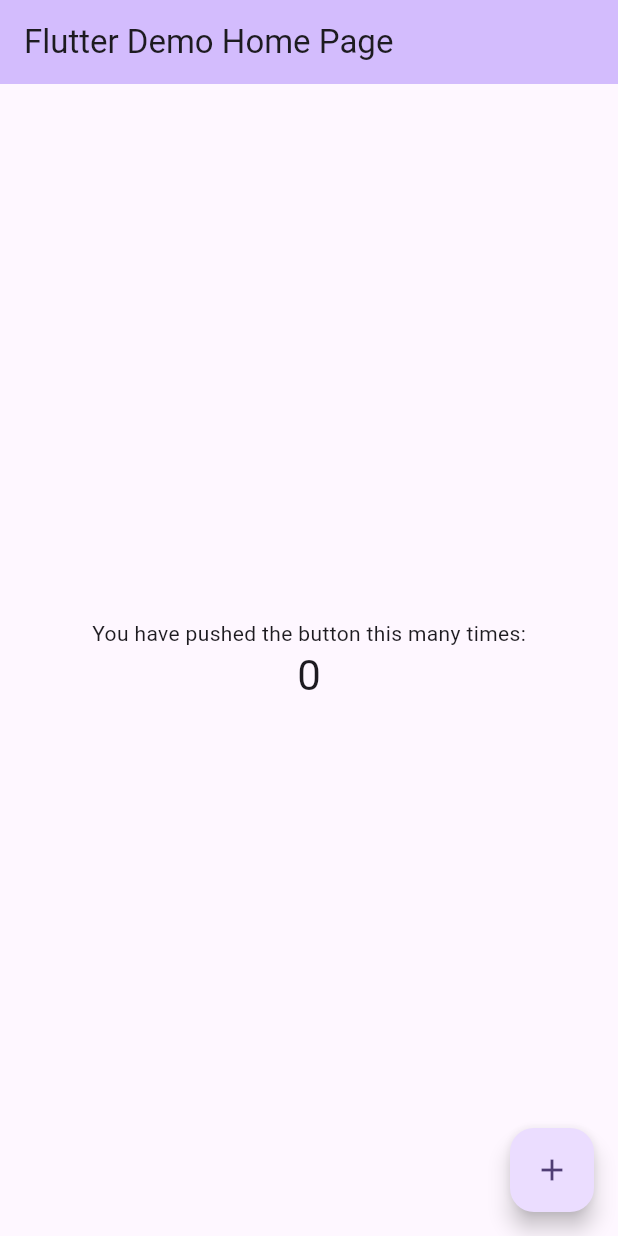
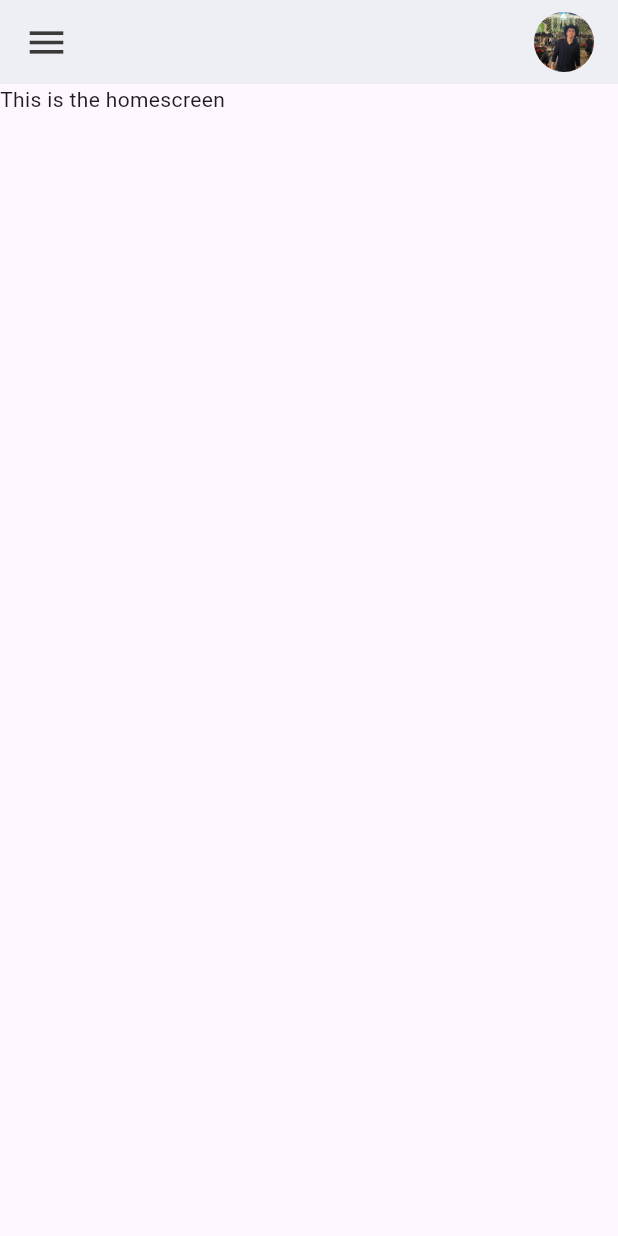
Before and after one commit to ArturoDuCas/flutter_todo_app, a Flutter app: the screen it shows after launch, on a phone screen of 412 x 824 dp. Run offline on Flutter 3.47's test engine with Material 3 defaults, Android fonts, the phone set to English and light mode, and no system bars.

Commit message:
feat: finish AppBar

```diff
--- /dev/null
+++ b/lib/constants/colors.dart
@@ -0,0 +1,7 @@
+import "package:flutter/material.dart";
+
+const Color tdRed = Color(0xFFDA4040);
+const Color tdBlue = Color(0xFF5f52EE);
+const Color tdBlack = Color(0xFF3A3A3A);
+const Color tdGray = Color(0xFF717171);
+const Color tdBGColor = Color(0xFFEEEFF5);
--- a/lib/main.dart
+++ b/lib/main.dart
@@ -1,4 +1,6 @@
-import 'package:flutter/material.dart';
+import "package:flutter/material.dart";
+import "package:flutter/services.dart";
+import "package:todo_app/screens/home.dart";
 
 void main() {
   runApp(const MyApp());
@@ -10,116 +12,12 @@ class MyApp extends StatelessWidget {
   // This widget is the root of your application.
   @override
   Widget build(BuildContext context) {
-    return MaterialApp(
-      title: 'Flutter Demo',
-      theme: ThemeData(
-        // This is the theme of your application.
-        //
-        // TRY THIS: Try running your application with "flutter run". You'll see
-        // the application has a purple toolbar. Then, without quitting the app,
-        // try changing the seedColor in the colorScheme below to Colors.green
-        // and then invoke "hot reload" (save your changes or press the "hot
-        // reload" button in a Flutter-supported IDE, or press "r" if you used
-        // the command line to start the app).
-        //
-        // Notice that the counter didn't reset back to zero; the application
-        // state is not lost during the reload. To reset the state, use hot
-        // restart instead.
-        //
-        // This works for code too, not just values: Most code changes can be
-        // tested with just a hot reload.
-        colorScheme: ColorScheme.fromSeed(seedColor: Colors.deepPurple),
-        useMaterial3: true,
-      ),
-      home: const MyHomePage(title: 'Flutter Demo Home Page'),
+    SystemChrome.setSystemUIOverlayStyle(
+        const SystemUiOverlayStyle(statusBarColor: Colors.transparent));
+    return const MaterialApp(
+      title: 'ToDo App',
+      debugShowCheckedModeBanner: false,
+      home: Home(),
     );
   }
 }
-
-class MyHomePage extends StatefulWidget {
-  const MyHomePage({super.key, required this.title});
-
-  // This widget is the home page of your application. It is stateful, meaning
-  // that it has a State object (defined below) that contains fields that affect
-  // how it looks.
-
-  // This class is the configuration for the state. It holds the values (in this
-  // case the title) provided by the parent (in this case the App widget) and
-  // used by the build method of the State. Fields in a Widget subclass are
-  // always marked "final".
-
-  final String title;
-
-  @override
-  State<MyHomePage> createState() => _MyHomePageState();
-}
-
-class _MyHomePageState extends State<MyHomePage> {
-  int _counter = 0;
-
-  void _incrementCounter() {
-    setState(() {
-      // This call to setState tells the Flutter framework that something has
-      // changed in this State, which causes it to rerun the build method below
-      // so that the display can reflect the updated values. If we changed
-      // _counter without calling setState(), then the build method would not be
-      // called again, and so nothing would appear to happen.
-      _counter++;
-    });
-  }
-
-  @override
-  Widget build(BuildContext context) {
-    // This method is rerun every time setState is called, for instance as done
-    // by the _incrementCounter method above.
-    //
-    // The Flutter framework has been optimized to make rerunning build methods
-    // fast, so that you can just rebuild anything that needs updating rather
-    // than having to individually change instances of widgets.
-    return Scaffold(
-      appBar: AppBar(
-        // TRY THIS: Try changing the color here to a specific color (to
-        // Colors.amber, perhaps?) and trigger a hot reload to see the AppBar
-        // change color while the other colors stay the same.
-        backgroundColor: Theme.of(context).colorScheme.inversePrimary,
-        // Here we take the value from the MyHomePage object that was created by
-        // the App.build method, and use it to set our appbar title.
-        title: Text(widget.title),
-      ),
-      body: Center(
-        // Center is a layout widget. It takes a single child and positions it
-        // in the middle of the parent.
-        child: Column(
-          // Column is also a layout widget. It takes a list of children and
-          // arranges them vertically. By default, it sizes itself to fit its
-          // children horizontally, and tries to be as tall as its parent.
-          //
-          // Column has various properties to control how it sizes itself and
-          // how it positions its children. Here we use mainAxisAlignment to
-          // center the children vertically; the main axis here is the vertical
-          // axis because Columns are vertical (the cross axis would be
-          // horizontal).
-          //
-          // TRY THIS: Invoke "debug painting" (choose the "Toggle Debug Paint"
-          // action in the IDE, or press "p" in the console), to see the
-          // wireframe for each widget.
-          mainAxisAlignment: MainAxisAlignment.center,
-          children: <Widget>[
-            const Text(
-              'You have pushed the button this many times:',
-            ),
-            Text(
-              '$_counter',
-              style: Theme.of(context).textTheme.headlineMedium,
-            ),
-          ],
-        ),
-      ),
-      floatingActionButton: FloatingActionButton(
-        onPressed: _incrementCounter,
-        tooltip: 'Increment',
-        child: const Icon(Icons.add),
-      ), // This trailing comma makes auto-formatting nicer for build methods.
-    );
-  }
-}
--- /dev/null
+++ b/lib/screens/home.dart
@@ -0,0 +1,40 @@
+import "package:flutter/material.dart";
+import "package:todo_app/constants/colors.dart";
+
+class Home extends StatelessWidget {
+  const Home({Key? key}) : super(key: key);
+
+  @override
+  Widget build(BuildContext context) {
+    return Scaffold(
+      appBar: AppBar(
+        backgroundColor: tdBGColor,
+        elevation: 0,
+        title: Row(
+          mainAxisAlignment: MainAxisAlignment.spaceBetween,
+          children: [
+            const Icon(
+              Icons.menu,
+              color: tdBlack,
+              size: 30,
+            ),
+            SizedBox(
+              height: 40,
+              width: 40,
+              child: ClipRRect(
+                borderRadius: BorderRadius.circular(20),
+                child: Image.asset(
+                  "assets/images/avatar.jpg",
+                  fit: BoxFit.cover,
+                ),
+              ),
+            ),
+          ],
+        ),
+      ),
+      body: Container(
+        child: Text("This is the homescreen"),
+      ),
+    );
+  }
+}
--- a/pubspec.yaml
+++ b/pubspec.yaml
@@ -59,8 +59,8 @@ flutter:
   uses-material-design: true
 
   # To add assets to your application, add an assets section, like this:
-  # assets:
-  #   - images/a_dot_burr.jpeg
+  assets:
+    - assets/images/
   #   - images/a_dot_ham.jpeg
 
   # An image asset can refer to one or more resolution-specific "variants", see
```
Also changed, not shown: assets/images/avatar.jpg (added).
